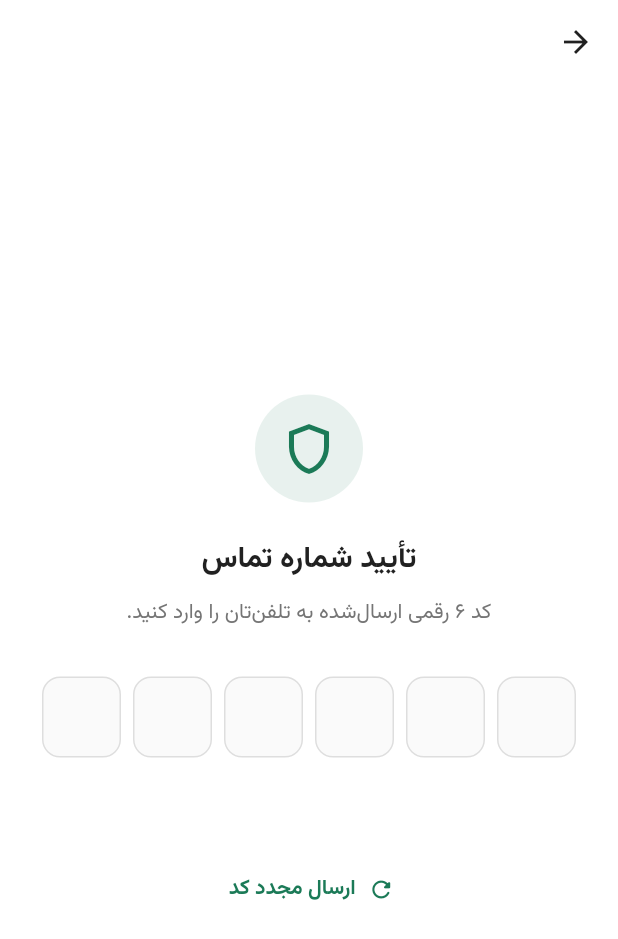
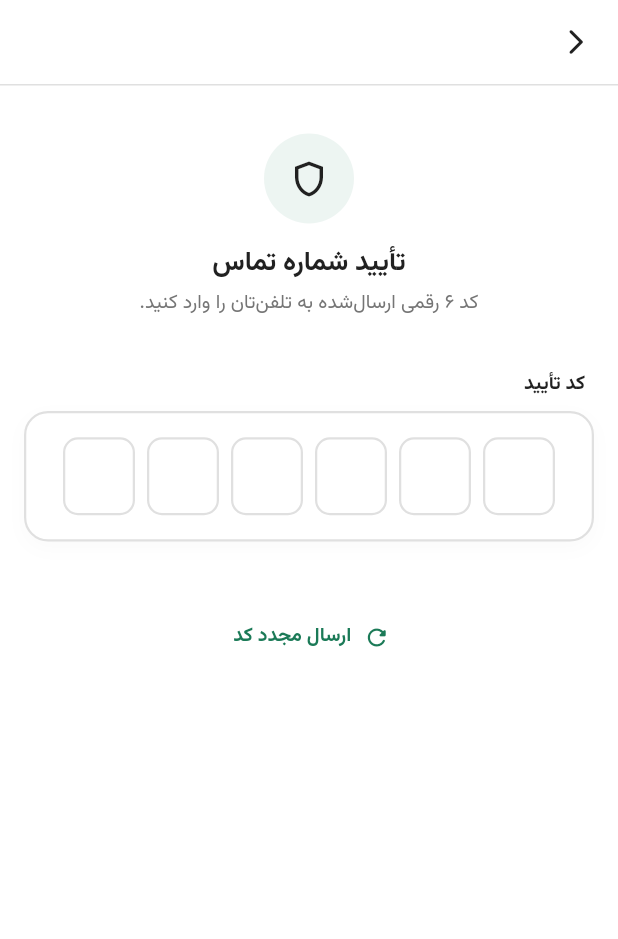
Before and after one commit to farhadrasa78-a11y/Safir_Mosafir, a Flutter app: the OTPScreen screen opened directly with empty values, on a phone screen of 412 x 824 dp. Shown: the top 939 px of the screen. Run offline on Flutter 3.47's test engine with Material 3 defaults, Android fonts, the phone set to English and light mode, and no system bars; drawn by our look-alikes of pinput; our stand-ins replace cloud_firestore, connectivity_plus, easy_localization, firebase_auth, firebase_core, firebase_database and 9 more; missing offline and left inert: flutter_stripe, maplibre_gl, restart_app; accounts and stored records are empty; network calls fail.

Commit message:
Refactor OTP screen layout and styles
Updated OTP screen layout and styling, including adjustments to pin theme dimensions, text styles, and button configurations.

```diff
--- a/lib/authentication/otp_screen.dart
+++ b/lib/authentication/otp_screen.dart
@@ -25,86 +25,126 @@ class _OTPScreenState extends State<OTPScreen> {
   @override
   Widget build(BuildContext context) {
     final authRepo = Provider.of<AuthenticationProvider>(context, listen: true);
+    final currentLangCode = context.locale.languageCode;
+    final bool isRtl = currentLangCode != 'en';
 
     final defaultPinTheme = PinTheme(
-      width: 54,
-      height: 54,
+      width: 48,
+      height: 52,
       textStyle: const TextStyle(
         fontSize: 20,
-        fontWeight: FontWeight.w600, // 👈 ضخامت متناسب و استاندارد
+        fontWeight: FontWeight.bold,
         color: AppColors.textPrimary,
       ),
       decoration: BoxDecoration(
-        borderRadius: BorderRadius.circular(12),
-        color: Colors.grey[50],
-        border: Border.all(color: Colors.grey.withOpacity(0.3)),
+        borderRadius: BorderRadius.circular(10),
+        color: Colors.white,
+        border: Border.all(color: AppColors.borderLight, width: 1.5),
       ),
     );
 
     return Scaffold(
       backgroundColor: Colors.white,
       appBar: AppBar(
-        backgroundColor: Colors.transparent,
+        backgroundColor: Colors.white,
+        surfaceTintColor: Colors.white,
         elevation: 0,
+        scrolledUnderElevation: 0,
         leading: IconButton(
-          icon: const Icon(Icons.arrow_back, color: AppColors.textPrimary),
+          icon: Icon(
+            isRtl ? Icons.arrow_back_ios_new_rounded : Icons.arrow_back_ios_rounded,
+            color: AppColors.textPrimary,
+            size: 20,
+          ),
           onPressed: () => Navigator.pop(context),
+        ),
+        bottom: PreferredSize(
+          preferredSize: const Size.fromHeight(1),
+          child: Container(color: AppColors.borderLight, height: 1),
         ),
       ),
       body: SafeArea(
-        child: Center(
         child: SingleChildScrollView(
-            padding: const EdgeInsets.symmetric(vertical: 24.0, horizontal: 28),
+          physics: const BouncingScrollPhysics(),
+          padding: const EdgeInsets.symmetric(vertical: 20.0, horizontal: 16),
           child: Column(
-              mainAxisAlignment: MainAxisAlignment.center,
+            crossAxisAlignment: CrossAxisAlignment.start,
             children: [
-                Container(
-                  padding: const EdgeInsets.all(16),
+              const SizedBox(height: 12),
+
+              // 🛡️ آیکون دایره‌ای بالای صفحه با رنگ مشکی متون
+              Center(
+                child: Container(
+                  width: 60,
+                  height: 60,
                   decoration: BoxDecoration(
-                    color: AppColors.primaryBrand.withOpacity(0.1),
+                    color: AppColors.primaryBrand.withOpacity(0.08),
                     shape: BoxShape.circle,
                   ),
-                  child: const Icon(Icons.shield_outlined, color: AppColors.primaryBrand, size: 40),
-                ),
-                const SizedBox(height: 24),
-
-                // 👈 جایگزینی otp.title با otp_title
-                Text(
-                  'otp_title'.tr(),
-                  style: const TextStyle(
-                    fontSize: 20,
-                    fontWeight: FontWeight.w600, // 👈 اصلاح به w600 به جای bold
+                  child: const Icon(
+                    Icons.shield_outlined,
                     color: AppColors.textPrimary,
+                    size: 28,
                   ),
                 ),
-                const SizedBox(height: 10),
+              ),
+              const SizedBox(height: 16),
 
-                // 👈 جایگزینی otp.subtitle با otp_subtitle
-                Text(
+              // عناوین تأیید کد
+              Center(
+                child: Text(
+                  'otp_title'.tr(),
+                  textAlign: TextAlign.center,
+                  style: const TextStyle(
+                    fontSize: 18,
+                    fontWeight: FontWeight.bold,
+                    color: AppColors.textPrimary,
+                    height: 1.2,
+                  ),
+                ),
+              ),
+              const SizedBox(height: 6),
+
+              Center(
+                child: Padding(
+                  padding: const EdgeInsets.symmetric(horizontal: 16),
+                  child: Text(
                     'otp_subtitle'.tr(),
                     textAlign: TextAlign.center,
                     style: const TextStyle(
-                    fontSize: 14,
-                    fontWeight: FontWeight.w400,
+                      fontSize: 13,
+                      fontWeight: FontWeight.normal,
                       color: AppColors.textSecondary,
-                    height: 1.5,
+                      height: 1.4,
                     ),
                   ),
-                const SizedBox(height: 32),
+                ),
+              ),
 
-                Pinput(
+              const SizedBox(height: 28),
+
+              // 🏷️ هدر بخش ورودی Pinput
+              _buildSectionHeader(
+                currentLangCode == 'en' ? 'Verification Code' : 'کد تأیید',
+              ),
+
+              // 📱 فیلد Pinput داخل کارت سفید اختصاصی UI جدید
+              _buildCardGroup([
+                Padding(
+                  padding: const EdgeInsets.symmetric(horizontal: 12, vertical: 16),
+                  child: Center(
+                    child: Pinput(
                       length: 6,
                       showCursor: true,
                       defaultPinTheme: defaultPinTheme,
                       focusedPinTheme: defaultPinTheme.copyWith(
                         decoration: defaultPinTheme.decoration!.copyWith(
-                      border: Border.all(color: AppColors.primaryBrand, width: 1.5),
-                      color: Colors.white,
+                          border: Border.all(color: AppColors.primaryBrand, width: 2),
                         ),
                       ),
                       submittedPinTheme: defaultPinTheme.copyWith(
                         decoration: defaultPinTheme.decoration!.copyWith(
-                      border: Border.all(color: AppColors.primaryBrand),
+                          border: Border.all(color: AppColors.primaryBrand, width: 1.5),
                           color: AppColors.primaryBrand.withOpacity(0.05),
                         ),
                       ),
@@ -113,29 +153,48 @@ class _OTPScreenState extends State<OTPScreen> {
                         verifyOTP(smsCode: smsCode!);
                       },
                     ),
-                const SizedBox(height: 32),
+                  ),
+                ),
+              ]),
 
+              const SizedBox(height: 24),
+
+              // نمایش حالت Loading یا Success
               if (authRepo.isLoading)
-                  const CircularProgressIndicator(color: AppColors.primaryBrand)
+                const Center(
+                  child: CircularProgressIndicator(color: AppColors.primaryBrand),
+                )
               else if (authRepo.isSuccessful)
-                  Container(
-                    height: 44,
-                    width: 44,
-                    decoration: const BoxDecoration(shape: BoxShape.circle, color: Colors.green),
-                    child: const Icon(Icons.done, color: Colors.white, size: 26),
+                Center(
+                  child: Container(
+                    height: 48,
+                    width: 48,
+                    decoration: const BoxDecoration(
+                      shape: BoxShape.circle,
+                      color: AppColors.success,
                     ),
-                const SizedBox(height: 32),
+                    child: const Icon(Icons.done_rounded, color: Colors.white, size: 28),
+                  ),
+                ),
 
-                TextButton.icon(
+              const SizedBox(height: 16),
+
+              // دکمه ارسال مجدد کد
+              Center(
+                child: TextButton.icon(
                   onPressed: () {},
-                  icon: const Icon(Icons.refresh_rounded, size: 18, color: AppColors.primaryBrand),
-                  // 👈 جایگزینی otp.resend_btn با otp_resend_btn
+                  icon: const Icon(
+                    Icons.refresh_rounded,
+                    size: 18,
+                    color: AppColors.primaryBrand,
+                  ),
                   label: Text(
                     'otp_resend_btn'.tr(),
                     style: const TextStyle(
-                      fontSize: 14,
-                      fontWeight: FontWeight.w600, // 👈 اصلاح به w600
+                      fontSize: 13,
+                      fontWeight: FontWeight.bold,
                       color: AppColors.primaryBrand,
+                    ),
                   ),
                 ),
               ),
@@ -143,6 +202,42 @@ class _OTPScreenState extends State<OTPScreen> {
           ),
         ),
       ),
+    );
+  }
+
+  // 🛠️ متدهای ساخت کارت و هدر هماهنگ با UI بخش ورود و تنظیمات
+  Widget _buildSectionHeader(String title) {
+    return Padding(
+      padding: const EdgeInsets.symmetric(horizontal: 6, vertical: 8),
+      child: Text(
+        title,
+        style: const TextStyle(
+          fontSize: 13,
+          fontWeight: FontWeight.bold,
+          color: AppColors.textPrimary,
+          letterSpacing: 0.2,
+        ),
+      ),
+    );
+  }
+
+  Widget _buildCardGroup(List<Widget> children) {
+    return Container(
+      decoration: BoxDecoration(
+        color: Colors.white,
+        borderRadius: BorderRadius.circular(16),
+        border: Border.all(color: AppColors.borderLight, width: 1.5),
+        boxShadow: [
+          BoxShadow(
+            color: Colors.black.withOpacity(0.02),
+            blurRadius: 10,
+            offset: const Offset(0, 4),
+          ),
+        ],
+      ),
+      child: ClipRRect(
+        borderRadius: BorderRadius.circular(16),
+        child: Column(children: children),
       ),
     );
   }
```
Lines whose indentation alone changed are shown as unchanged.
